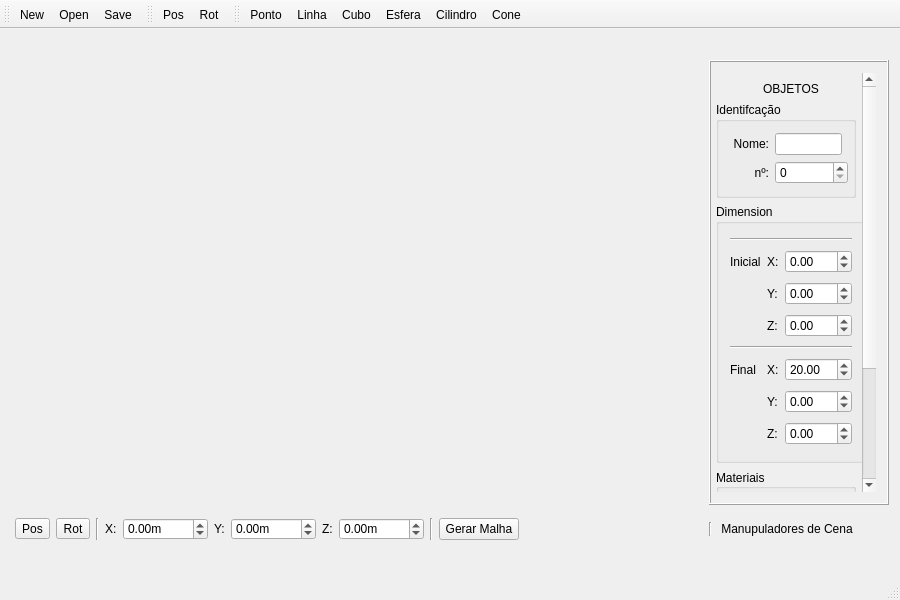
pvmocbel/Lane3dViewer, file final_Interface/mainwindow.ui: the form before one commit.
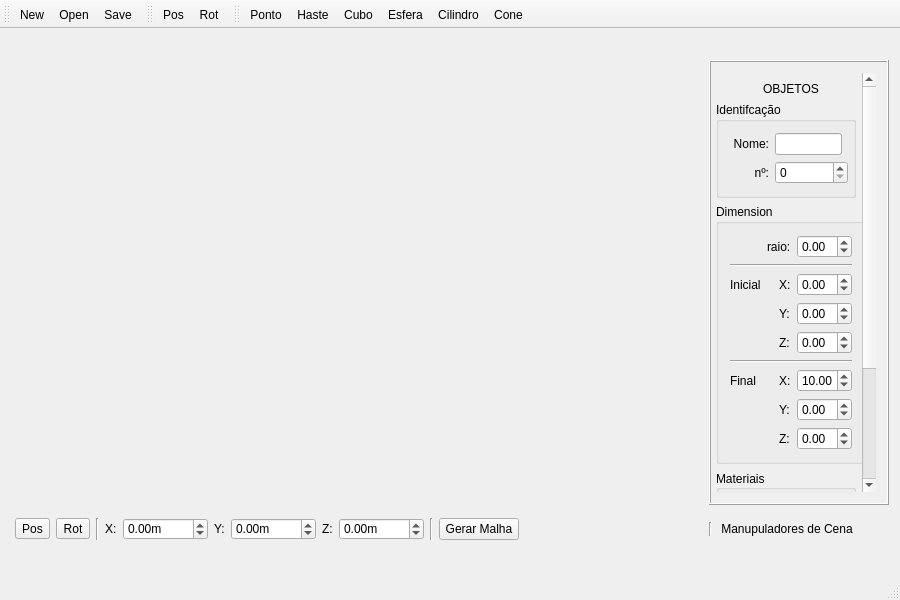
The form after the commit. The open tabs and pages were chosen to show the change.

What changed in the file:
```diff
--- a/final_Interface/mainwindow.ui
+++ b/final_Interface/mainwindow.ui
@@ -374,7 +374,7 @@
                <x>0</x>
                <y>0</y>
                <width>150</width>
-               <height>599</height>
+               <height>549</height>
               </rect>
              </property>
              <layout class="QGridLayout" name="gridLayout_3">
@@ -531,102 +531,116 @@
                      <string>Dimension</string>
                     </property>
                     <layout class="QGridLayout" name="gridLayout_2">
-                     <item row="0" column="0" colspan="3">
+                     <item row="0" column="1" colspan="2">
+                      <widget class="QLabel" name="label_14">
+                       <property name="text">
+                        <string>raio:</string>
+                       </property>
+                      </widget>
+                     </item>
+                     <item row="0" column="3">
+                      <widget class="QDoubleSpinBox" name="raio_haste">
+                       <property name="minimum">
+                        <double>-100.000000000000000</double>
+                       </property>
+                      </widget>
+                     </item>
+                     <item row="1" column="0" colspan="4">
                       <widget class="Line" name="line_2">
                        <property name="orientation">
                         <enum>Qt::Horizontal</enum>
                        </property>
                       </widget>
                      </item>
-                     <item row="1" column="0">
+                     <item row="2" column="0">
                       <widget class="QLabel" name="label_6">
                        <property name="text">
                         <string>Inicial</string>
                        </property>
                       </widget>
                      </item>
-                     <item row="1" column="1">
+                     <item row="2" column="2">
                       <widget class="QLabel" name="label_7">
                        <property name="text">
                         <string>X:</string>
                        </property>
                       </widget>
                      </item>
-                     <item row="1" column="2">
-                      <widget class="QDoubleSpinBox" name="linha_inicial_x">
+                     <item row="2" column="3">
+                      <widget class="QDoubleSpinBox" name="haste_inicial_x">
                        <property name="minimum">
                         <double>-100.000000000000000</double>
                        </property>
                       </widget>
                      </item>
-                     <item row="2" column="1">
+                     <item row="3" column="2">
                       <widget class="QLabel" name="label_8">
                        <property name="text">
                         <string>Y:</string>
                        </property>
                       </widget>
                      </item>
-                     <item row="2" column="2">
-                      <widget class="QDoubleSpinBox" name="linha_inicial_y">
+                     <item row="3" column="3">
+                      <widget class="QDoubleSpinBox" name="haste_inicial_y">
                        <property name="minimum">
                         <double>-100.000000000000000</double>
                        </property>
                       </widget>
                      </item>
-                     <item row="3" column="1">
+                     <item row="4" column="2">
                       <widget class="QLabel" name="label_9">
                        <property name="text">
                         <string>Z:</string>
                        </property>
                       </widget>
                      </item>
-                     <item row="3" column="2">
-                      <widget class="QDoubleSpinBox" name="linha_inicial_z">
+                     <item row="4" column="3">
+                      <widget class="QDoubleSpinBox" name="haste_inicial_z">
                        <property name="minimum">
                         <double>-100.000000000000000</double>
                        </property>
                       </widget>
                      </item>
-                     <item row="4" column="0" colspan="3">
+                     <item row="5" column="0" colspan="4">
                       <widget class="Line" name="line_6">
                        <property name="orientation">
                         <enum>Qt::Horizontal</enum>
                        </property>
                       </widget>
                      </item>
-                     <item row="5" column="0">
+                     <item row="6" column="0">
                       <widget class="QLabel" name="label_13">
                        <property name="text">
                         <string>Final</string>
                        </property>
                       </widget>
                      </item>
-                     <item row="5" column="1">
+                     <item row="6" column="2">
                       <widget class="QLabel" name="label_11">
                        <property name="text">
                         <string>X:</string>
                        </property>
                       </widget>
                      </item>
-                     <item row="5" column="2">
-                      <widget class="QDoubleSpinBox" name="linha_final_x">
+                     <item row="6" column="3">
+                      <widget class="QDoubleSpinBox" name="haste_final_x">
                        <property name="minimum">
                         <double>-100.000000000000000</double>
                        </property>
                        <property name="value">
-                        <double>20.000000000000000</double>
+                        <double>10.000000000000000</double>
                        </property>
                       </widget>
                      </item>
-                     <item row="6" column="1">
+                     <item row="7" column="2">
                       <widget class="QLabel" name="label_12">
                        <property name="text">
                         <string>Y:</string>
                        </property>
                       </widget>
                      </item>
-                     <item row="6" column="2">
-                      <widget class="QDoubleSpinBox" name="linha_final_y">
+                     <item row="7" column="3">
+                      <widget class="QDoubleSpinBox" name="haste_final_y">
                        <property name="minimum">
                         <double>-100.000000000000000</double>
                        </property>
@@ -635,15 +649,15 @@
                        </property>
                       </widget>
                      </item>
-                     <item row="7" column="1">
+                     <item row="8" column="2">
                       <widget class="QLabel" name="label_10">
                        <property name="text">
                         <string>Z:</string>
                        </property>
                       </widget>
                      </item>
-                     <item row="7" column="2">
-                      <widget class="QDoubleSpinBox" name="linha_final_z">
+                     <item row="8" column="3">
+                      <widget class="QDoubleSpinBox" name="haste_final_z">
                        <property name="minimum">
                         <double>-100.000000000000000</double>
                        </property>
@@ -1609,7 +1623,7 @@
   </action>
   <action name="actionLinha">
    <property name="text">
-    <string>Linha</string>
+    <string>Haste</string>
    </property>
    <property name="toolTip">
     <string>Cria Linha</string>
```
Left out of the diff: 403 changed lines with no effect on the pictures.
